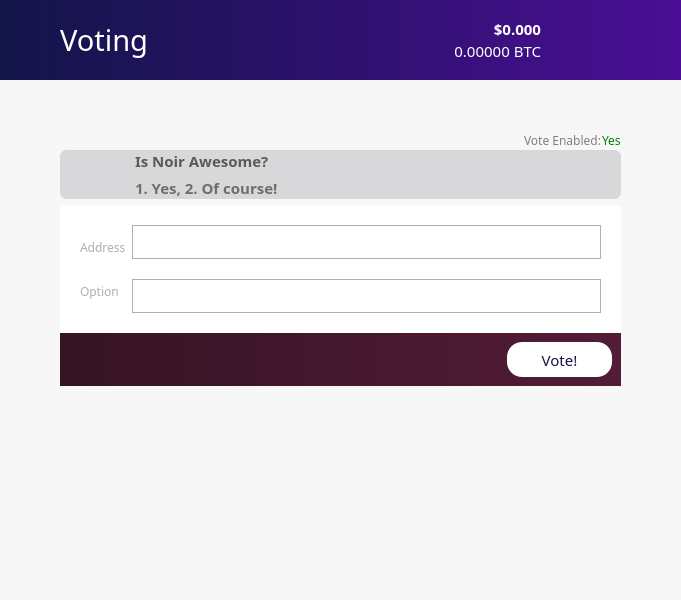
The window that src/qt/forms/votingpage.ui (noirofficial/noir) describes before a commit, drawn with Qt 5.
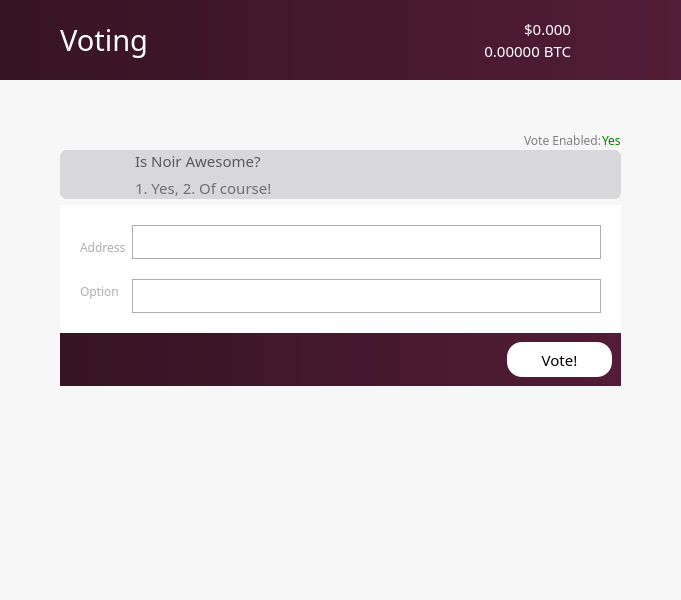
The same window after the commit. Icons and pictures are not drawn.

```diff
--- a/src/qt/forms/votingpage.ui
+++ b/src/qt/forms/votingpage.ui
@@ -379,7 +379,7 @@
             <bool>false</bool>
            </property>
            <property name="styleSheet">
-            <string notr="true">background: QLinearGradient(x1: 0, y1: 0, x2: 1, y2: 0, stop: 0 #121548, stop: 1 #4a0e95);
+            <string notr="true">background: QLinearGradient(x1: 0, y1: 0, x2: 1, y2: 0, stop: 0 #361423, stop: 1 #531c38);
 border:0;
 </string>
            </property>
@@ -442,8 +442,8 @@
                  <font>
                   <family>NoirMedium</family>
                   <pointsize>11</pointsize>
-                  <weight>75</weight>
-                  <bold>true</bold>
+                  <weight>50</weight>
+                  <bold>false</bold>
                  </font>
                 </property>
                 <property name="styleSheet">
@@ -484,7 +484,7 @@
              <widget class="QPushButton" name="pushButton_2">
               <property name="maximumSize">
                <size>
-                <width>80</width>
+                <width>50</width>
                 <height>80</height>
                </size>
               </property>
@@ -884,8 +884,8 @@
                     <font>
                      <family>NoirMedium</family>
                      <pointsize>11</pointsize>
-                     <weight>75</weight>
-                     <bold>true</bold>
+                     <weight>50</weight>
+                     <bold>false</bold>
                     </font>
                    </property>
                    <property name="layoutDirection">
@@ -923,8 +923,8 @@
                     <font>
                      <family>NoirLight</family>
                      <pointsize>11</pointsize>
-                     <weight>75</weight>
-                     <bold>true</bold>
+                     <weight>50</weight>
+                     <bold>false</bold>
                     </font>
                    </property>
                    <property name="cursor">
@@ -1218,7 +1218,7 @@
                   </property>
                   <property name="styleSheet">
                    <string notr="true">background-color: white;
-color: rgb(19, 19, 73);
+color: black;
 border-radius:15px;
 height:35px;
 width:105px;</string>
```
Left out of the diff: 6 changed lines with no effect on the pictures.
